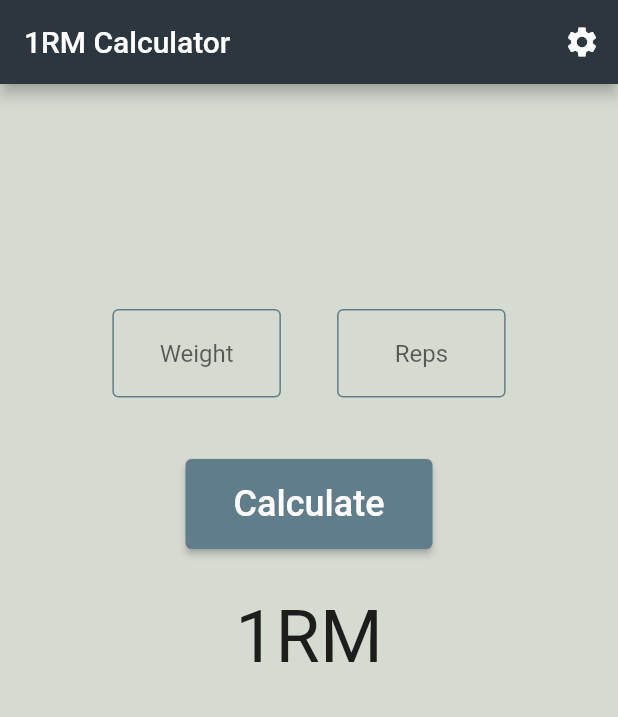
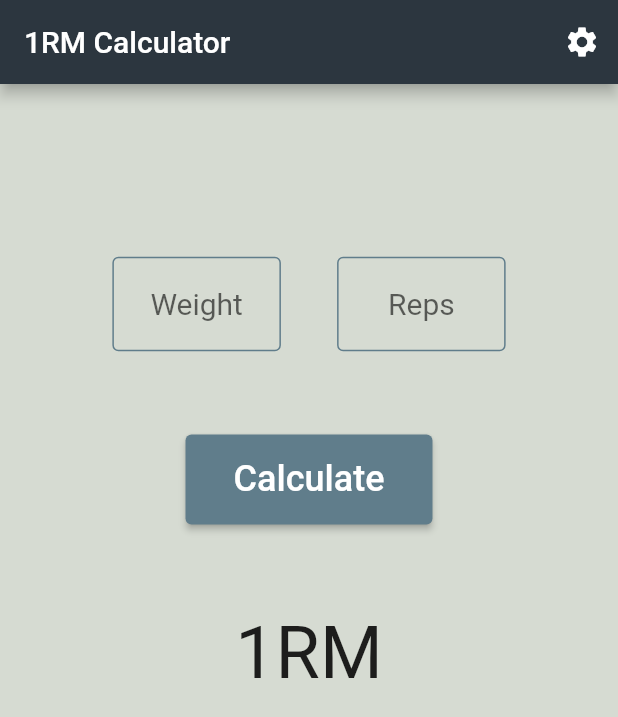
Before and after one commit to othman98shawgan/one-rep-max-calc, a Flutter app: the screen it shows after launch, on a phone screen of 412 x 824 dp. Shown: the top 717 px of the screen. Run offline on Flutter 3.47's test engine with Material 2 defaults, Android fonts, the light colour scheme and no system bars; our stand-ins replace settings_ui, shared_preferences.

Commit message:
#13: refactoring

```diff
--- a/lib/ui/home_page.dart
+++ b/lib/ui/home_page.dart
@@ -19,6 +19,11 @@ class _MyHomePageState extends State<MyHomePage> {
   String res = "1RM";
 
   @override
+  void setState(VoidCallback fn) {
+    super.setState(fn);
+  }
+
+  @override
   Widget build(BuildContext context) {
     // Full screen width and height
     double width = MediaQuery.of(context).size.width;
@@ -33,9 +38,11 @@ class _MyHomePageState extends State<MyHomePage> {
     var flexSpaceSides = 2;
     var flexSpacebetween = 1;
     var flexTextFeild = 3;
+
     return Consumer2<RoundNotifier, RoundValueNotifier>(
         builder: (context, roundWeightStatus, roundWeightValue, _) => Center(
               child: Scaffold(
+                resizeToAvoidBottomInset: false,
                 appBar: AppBar(
                   title: Text(widget.title),
                   actions: [
@@ -43,11 +50,14 @@ class _MyHomePageState extends State<MyHomePage> {
                       icon: const Icon(Icons.settings),
                       tooltip: 'Settings',
                       onPressed: () {
-                        weight.clear();
-                        reps.clear();
-                        res = '1RM';
-                        Navigator.pushNamed(context, '/settings');
-                        FocusScope.of(context).unfocus();
+                        Navigator.pushNamed(context, '/settings').then((value) {
+                          setState(() {
+                            res = '1RM';
+                          });
+                          weight.clear();
+                          reps.clear();
+                          FocusScope.of(context).unfocus();
+                        });
                       },
                     ),
                   ],
@@ -56,19 +66,20 @@ class _MyHomePageState extends State<MyHomePage> {
                   child: Form(
                     key: _formKey,
                     child: Column(
+                      // mainAxisSize: MainAxisSize.min, //So elements be in Center
                       children: [
-                        const SizedBox(
-                          height: 150,
-                        ),
+                        SizedBox(height: height3 * 0.15),
                         Row(
                           children: [
                             Expanded(flex: flexSpaceSides, child: const SizedBox()),
                             Expanded(
                               flex: flexTextFeild,
                               child: SizedBox(
-                                width: width * 0.3,
                                 height: 80,
                                 child: TextFormField(
+                                  style: const TextStyle(
+                                    fontSize: 20,
+                                  ),
                                   validator: weightValidator,
                                   controller: weight,
                                   obscureText: false,
@@ -91,9 +102,11 @@ class _MyHomePageState extends State<MyHomePage> {
                             Expanded(
                               flex: flexTextFeild,
                               child: SizedBox(
-                                width: width * 0.3,
                                 height: 80,
                                 child: TextFormField(
+                                  style: const TextStyle(
+                                    fontSize: 20,
+                                  ),
                                   validator: repsValidator,
                                   controller: reps,
                                   obscureText: false,
@@ -105,7 +118,9 @@ class _MyHomePageState extends State<MyHomePage> {
                                     ),
                                     hintText: "Reps",
                                     border: OutlineInputBorder(),
-                                    errorStyle: TextStyle(height: 0.5),
+                                    errorStyle: TextStyle(
+                                      height: 0.5,
+                                    ),
                                   ),
                                   keyboardType: TextInputType.number,
                                   textAlign: TextAlign.center,
@@ -115,9 +130,7 @@ class _MyHomePageState extends State<MyHomePage> {
                             Expanded(flex: flexSpaceSides, child: const SizedBox()),
                           ],
                         ),
-                        const SizedBox(
-                          height: 20,
-                        ),
+                        SizedBox(height: height3 * 0.05),
                         ElevatedButton(
                             style: ElevatedButton.styleFrom(
                               backgroundColor: Colors.blueGrey,
@@ -155,7 +168,7 @@ class _MyHomePageState extends State<MyHomePage> {
                                     fontSize: 24,
                                   )),
                             )),
-                        const SizedBox(height: 30),
+                        SizedBox(height: height3 * 0.075),
                         Text(res == '1RM' ? res : '$res KG',
                             style: const TextStyle(
                               fontSize: 48,
```
